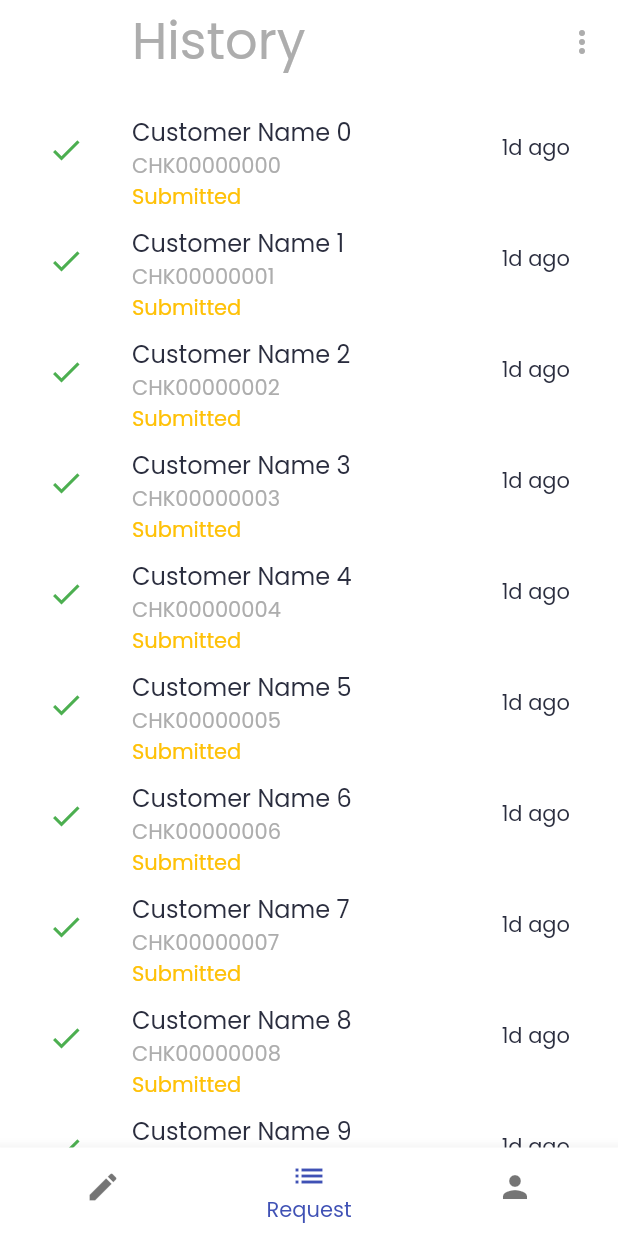
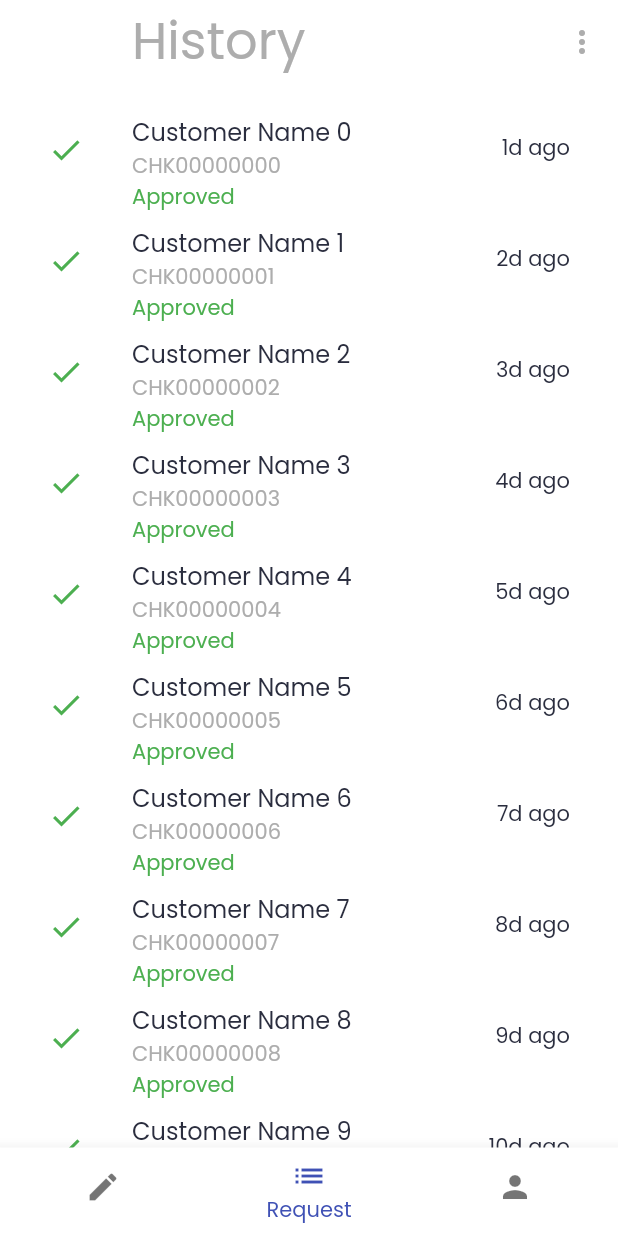
Before and after one commit to IamAKX/fastcheque, a Flutter app: the StaffHomeContainer screen opened by its route, item 2 of the bottom bar chosen, on a phone screen of 412 x 824 dp. Run offline on Flutter 3.47's test engine with Material 2 defaults, Android fonts, the phone set to English and light mode, and no system bars; our stand-ins replace dropdown_search, google_fonts.

Commit message:
Fixed History status sync

```diff
--- a/lib/screens/staff/request_history/request_history.dart
+++ b/lib/screens/staff/request_history/request_history.dart
@@ -14,18 +14,18 @@ class RequestHistory extends StatefulWidget {
 class _RequestHistoryState extends State<RequestHistory> {
   @override
   Widget build(BuildContext context) {
-    return ListView(
+    return ListView.builder(
       padding: EdgeInsets.all(defaultPadding),
-      children: [
-        for (var i = 0; i < 50; i++) ...{
-          ListTile(
-            leading: getTileIcon(),
+      itemBuilder: (context, index) {
+        int rand = Random().nextInt(3);
+        return ListTile(
+          leading: statusIcon.elementAt(rand),
           title: Column(
             crossAxisAlignment: CrossAxisAlignment.start,
             children: [
-                Text('Customer Name $i'),
+              Text('Customer Name $index'),
               Text(
-                  'CHK0000000$i',
+                'CHK0000000$index',
                 style: Theme.of(context)
                     .textTheme
                     .bodyText2
@@ -33,55 +33,41 @@ class _RequestHistoryState extends State<RequestHistory> {
               ),
             ],
           ),
-            subtitle: getStatusText(),
+          subtitle: statusText.elementAt(rand),
           isThreeLine: true,
-            trailing: Text('1d ago'),
-          )
-        }
-      ],
+          trailing: Text('${index + 1}d ago'),
+        );
+      },
     );
   }
 
-  Icon getTileIcon() {
-    var rng = new Random();
-    int id = rng.nextInt(4);
-    switch (id) {
-      case 0:
-      case 1:
-        return Icon(Icons.check, color: Colors.green);
-      case 2:
-        return Icon(
+  List<Text> statusText = [
+    Text(
+      'Submitted',
+      style: TextStyle(color: Colors.amber),
+    ),
+    Text(
+      'Approved',
+      style: TextStyle(color: Colors.green),
+    ),
+    Text(
+      'Rejected',
+      style: TextStyle(color: Colors.red),
+    )
+  ];
+
+  List<Icon> statusIcon = [
+    Icon(
+      Icons.history,
+      color: Colors.amber,
+    ),
+    Icon(
+      Icons.check,
+      color: Colors.green,
+    ),
+    Icon(
       Icons.close_sharp,
       color: Colors.red,
-        );
-      default:
-        return Icon(
-          Icons.history,
-          color: Colors.amber,
-        );
+    )
+  ];
 }
-  }
-
-  Text getStatusText() {
-    var rng = new Random();
-    int id = rng.nextInt(4);
-    switch (id) {
-      case 0:
-      case 1:
-        return Text(
-          'Submitted',
-          style: TextStyle(color: Colors.amber),
-        );
-      case 2:
-        return Text(
-          'Approved',
-          style: TextStyle(color: Colors.green),
-        );
-      default:
-        return Text(
-          'Rejected',
-          style: TextStyle(color: Colors.red),
-        );
-    }
-  }
-}
--- a/lib/screens/staff/staff_profile/staff_profile.dart
+++ b/lib/screens/staff/staff_profile/staff_profile.dart
@@ -1,3 +1,4 @@
+import 'package:fastcheque/utils/constants.dart';
 import 'package:flutter/material.dart';
 
 class StaffProfile extends StatefulWidget {
@@ -10,6 +11,9 @@ class StaffProfile extends StatefulWidget {
 class _StaffProfileState extends State<StaffProfile> {
   @override
   Widget build(BuildContext context) {
-    return ListView();
+    return ListView(
+      padding: EdgeInsets.all(defaultPadding),
+      children: [],
+    );
   }
 }
```
Lines whose indentation alone changed are shown as unchanged.
